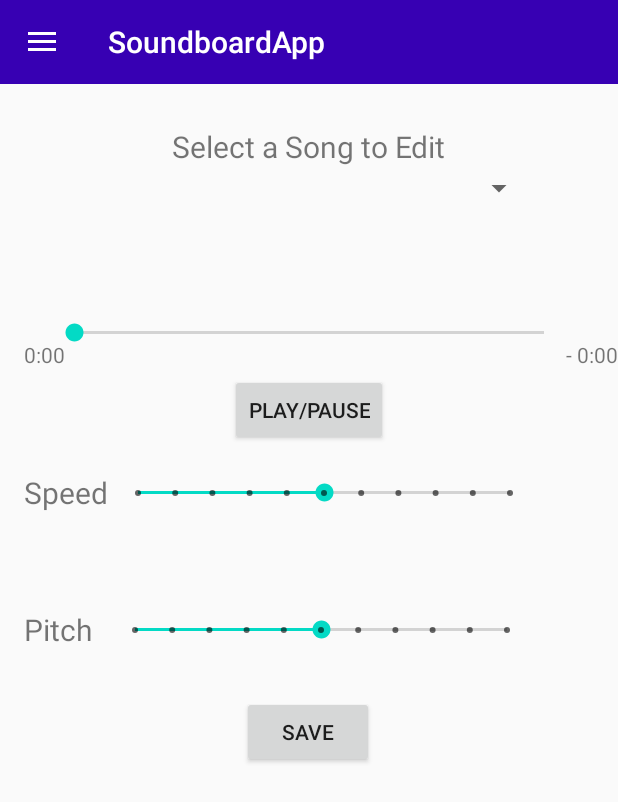
After one commit to DMIT2504/dmit2504-e01-spring2020term-courseproject-achan58, an Android app: the fragment AudioEditorFragment placed in its activity, on a phone screen of 412 x 824 dp. The commit adds this screen. Shown: the top 802 px of the screen. Run offline under Robolectric (Android 15) with nearby library versions, the phone set to English and light mode, and no system bars.

Commit message:
Implemented Audio Editor

```diff
--- a/SoundboardApp/app/build.gradle
+++ b/SoundboardApp/app/build.gradle
@@ -33,6 +33,7 @@
     implementation 'androidx.constraintlayout:constraintlayout:1.1.3'
     implementation 'androidx.legacy:legacy-support-v4:1.0.0'
     implementation 'androidx.preference:preference:1.1.1'
+    implementation 'androidx.lifecycle:lifecycle-extensions:2.2.0'
     testImplementation 'junit:junit:4.12'
     androidTestImplementation 'androidx.test.ext:junit:1.1.1'
     androidTestImplementation 'androidx.test.espresso:espresso-core:3.2.0'
--- a/SoundboardApp/app/src/main/java/ca/nait/dmit2504/soundboardapp/Audio.java
+++ b/SoundboardApp/app/src/main/java/ca/nait/dmit2504/soundboardapp/Audio.java
@@ -7,7 +7,8 @@
 
     private String name;
     private Uri audioPlayerUri;
-
+    private float speedMod;
+    private float pitchMod;
 
     public Uri getAudioPlayerUri() { return audioPlayerUri; }
 
@@ -22,4 +23,26 @@
     public void setName(String name) {
         this.name = name;
     }
+
+    public float getSpeedMod() {
+        if (speedMod == 0.0f) {
+            speedMod = 1.0f;
+        }
+        return speedMod;
+    }
+
+    public void setSpeedMod(float speedMod) {
+        this.speedMod = speedMod;
+    }
+
+    public float getPitchMod() {
+        if (pitchMod == 0.0f) {
+            pitchMod = 1.0f;
+        }
+        return pitchMod;
+    }
+
+    public void setPitchMod(float pitchMod) {
+        this.pitchMod = pitchMod;
+    }
 }
--- /dev/null
+++ b/SoundboardApp/app/src/main/java/ca/nait/dmit2504/soundboardapp/AudioEditorFragment.java
@@ -0,0 +1,253 @@
+package ca.nait.dmit2504.soundboardapp;
+
+import androidx.annotation.RequiresApi;
+import androidx.lifecycle.ViewModelProvider;
+
+import android.media.MediaPlayer;
+import android.os.Build;
+import android.os.Bundle;
+
+import androidx.annotation.NonNull;
+import androidx.annotation.Nullable;
+import androidx.fragment.app.Fragment;
+
+import android.os.Handler;
+import android.os.Message;
+import android.view.LayoutInflater;
+import android.view.View;
+import android.view.ViewGroup;
+import android.widget.AdapterView;
+import android.widget.Button;
+import android.widget.SeekBar;
+import android.widget.Spinner;
+import android.widget.TextView;
+import android.widget.Toast;
+
+import java.io.IOException;
+import java.util.ArrayList;
+import java.util.Collections;
+import java.util.List;
+
+public class AudioEditorFragment extends Fragment {
+
+    private MainActivityViewModel mMainActivityViewModel;
+    private Spinner mAudioSpinner;
+    private SeekBar mProgressSeekBar;
+    private SeekBar mSpeedSeekBar;
+    private SeekBar mPitchSeekBar;
+    private TextView mAudioNameTextView;
+    private TextView mElapsedTimeTextView;
+    private TextView mRemainingTimeTextView;
+    private Button mPlayPauseButton;
+    private Button mSaveButton;
+    private List<Audio> mAudioList;
+    private View mView;
+    private MediaPlayer mMediaPlayer;
+    private int mAudioListPosition;
+    private int mTotalPlaytime;
+    private float mSpeedMod;
+    private float mPitchMod;
+
+    public static AudioEditorFragment newInstance() {
+        return new AudioEditorFragment();
+    }
+
+    @Override
+    public View onCreateView(@NonNull LayoutInflater inflater, @Nullable ViewGroup container, @Nullable Bundle savedInstanceState) {
+        this.mView = inflater.inflate(R.layout.fragment_audio_editor, container, false);
+
+        mAudioSpinner = mView.findViewById(R.id.editor_audio_spinner);
+        mProgressSeekBar = mView.findViewById(R.id.editor_progress_seekbar);
+        mSpeedSeekBar = mView.findViewById(R.id.editor_speed_seekbar);
+        mPitchSeekBar = mView.findViewById(R.id.editor_pitch_seekbar);
+        mAudioNameTextView = mView.findViewById(R.id.editor_audioName_textview);
+        mElapsedTimeTextView = mView.findViewById(R.id.editor_elapsedTime_textview);
+        mRemainingTimeTextView = mView.findViewById(R.id.editor_remainingTime_textview);
+        mPlayPauseButton = mView.findViewById(R.id.editor_playPause_button);
+        mSaveButton = mView.findViewById(R.id.editor_save_button);
+
+        mMediaPlayer = new MediaPlayer();
+
+        if (mAudioList == null) {
+            mAudioList = new ArrayList<>();
+        }
+
+        // Audio Spinner onItemSelected
+        mAudioSpinner.setOnItemSelectedListener(new AdapterView.OnItemSelectedListener() {
+            @Override
+            public void onItemSelected(AdapterView<?> parent, View view, int position, long id) {
+                mAudioListPosition = position;
+                mAudioNameTextView.setText(mAudioList.get(position).getName());
+                if (mMediaPlayer.isPlaying()){
+                    mMediaPlayer.stop();
+                    mMediaPlayer.reset();
+                }
+                try {
+                    mMediaPlayer.setDataSource(getActivity(), mAudioList.get(position).getAudioPlayerUri());
+                    mMediaPlayer.setLooping(true);
+                    mMediaPlayer.prepareAsync();
+                    mMediaPlayer.setOnPreparedListener(mp -> {
+                        mTotalPlaytime = mMediaPlayer.getDuration();
+                        mProgressSeekBar.setMax(mTotalPlaytime);
+                        mMediaPlayer.start();
+                    });
+                } catch (IOException e) {
+                    e.printStackTrace();
+                }
+            }
+
+            @Override
+            public void onNothingSelected(AdapterView<?> parent) {
+
+            }
+        });
+
+        // Play/Pause button onClick
+        mPlayPauseButton.setOnClickListener(v -> {
+            if (mMediaPlayer.isPlaying()) {
+                mMediaPlayer.pause();
+            } else {
+               mMediaPlayer.start();
+            }
+        });
+
+        // Progress bar onChange
+        mProgressSeekBar.setOnSeekBarChangeListener(new SeekBar.OnSeekBarChangeListener() {
+            @Override
+            public void onProgressChanged(SeekBar seekBar, int progress, boolean fromUser) {
+                if (fromUser) {
+                    mMediaPlayer.seekTo(progress);
+                    mProgressSeekBar.setProgress(progress);
+                }
+            }
+
+            @Override
+            public void onStartTrackingTouch(SeekBar seekBar) {
+
+            }
+
+            @Override
+            public void onStopTrackingTouch(SeekBar seekBar) {
+
+            }
+        });
+
+        // Speed bar onChange
+        mSpeedSeekBar.setOnSeekBarChangeListener(new SeekBar.OnSeekBarChangeListener() {
+            @RequiresApi(api = Build.VERSION_CODES.M)
+            @Override
+            public void onProgressChanged(SeekBar seekBar, int progress, boolean fromUser) {
+                mSpeedMod = progress * 0.15f;
+                mMediaPlayer.setPlaybackParams(mMediaPlayer.getPlaybackParams().setSpeed(progress * 0.15f));
+            }
+
+            @Override
+            public void onStartTrackingTouch(SeekBar seekBar) {
+
+            }
+
+            @Override
+            public void onStopTrackingTouch(SeekBar seekBar) {
+
+            }
+        });
+
+        // Pitch bar onChange
+        mPitchSeekBar.setOnSeekBarChangeListener(new SeekBar.OnSeekBarChangeListener() {
+            @RequiresApi(api = Build.VERSION_CODES.M)
+            @Override
+            public void onProgressChanged(SeekBar seekBar, int progress, boolean fromUser) {
+                mPitchMod = progress * 0.15f;
+                mMediaPlayer.setPlaybackParams(mMediaPlayer.getPlaybackParams().setPitch(progress * 0.15f));
+            }
+
+            @Override
+            public void onStartTrackingTouch(SeekBar seekBar) {
+
+            }
+
+            @Override
+            public void onStopTrackingTouch(SeekBar seekBar) {
+
+            }
+        });
+
+        // Save button onClick
+        mSaveButton.setOnClickListener(v -> {
+            mAudioList.get(mAudioListPosition).setSpeedMod(mSpeedMod);
+            mAudioList.get(mAudioListPosition).setPitchMod(mPitchMod);
+            Toast.makeText(getActivity(), getText(R.string.successfully_saved_please_rebind_to_pad), Toast.LENGTH_SHORT).show();
+        });
+
+        // Thread (Update positionBar & timeLabel)
+        new Thread(() -> {
+            while (mMediaPlayer != null) {
+                try {
+                    Message msg = new Message();
+                    msg.what = mMediaPlayer.getCurrentPosition();
+                    handler.sendMessage(msg);
+                    Thread.sleep(1000);
+                } catch (InterruptedException e) {}
+            }
+        }).start();
+
+        return mView;
+    }
+
+    @Override
+    public void onViewCreated(@NonNull View view, @Nullable Bundle savedInstanceState) {
+        super.onViewCreated(view, savedInstanceState);
+        mMainActivityViewModel = new ViewModelProvider(requireActivity()).get(MainActivityViewModel.class);
+
+        mMainActivityViewModel.getAudioList().observe(getViewLifecycleOwner(), audioList -> {
+            mAudioList = audioList;
+            bindDataToAudioSpinner();
+        });
+    }
+
+    @Override
+    public void onStop() {
+        super.onStop();
+        mMediaPlayer.release();
+        mMediaPlayer = null;
+        mMainActivityViewModel.setAudioList(mAudioList);
+    }
+
+    private Handler handler = new Handler() {
+        @Override
+        public void handleMessage(Message msg) {
+            int currentPosition = msg.what;
+            // Update progress bar.
+            mProgressSeekBar.setProgress(currentPosition);
+
+            // Update Labels.
+            String elapsedTime = createTimeLabel(currentPosition);
+            mElapsedTimeTextView.setText(elapsedTime);
+
+            String remainingTime = createTimeLabel(mTotalPlaytime - currentPosition);
+            mRemainingTimeTextView.setText("- " + remainingTime);
+        }
+    };
+
+    public String createTimeLabel(int time) {
+        String timeLabel = "";
+        int min = time / 1000 / 60;
+        int sec = time / 1000 % 60;
+
+        timeLabel = min + ":";
+        if (sec < 10) timeLabel += "0";
+        timeLabel += sec;
+
+        return timeLabel;
+    }
+
+    private void bindDataToAudioSpinner() {
+        Collections.sort(mAudioList, (o1, o2) -> o1.getName().compareTo(o2.getName()));
+        AudioSpinnerAdapter audioSpinnerAdapter = new AudioSpinnerAdapter(
+                getActivity(),
+                android.R.layout.simple_spinner_item,
+                mAudioList
+        );
+        mAudioSpinner.setAdapter(audioSpinnerAdapter);
+    }
+}
--- a/SoundboardApp/app/src/main/java/ca/nait/dmit2504/soundboardapp/HomeFragment.java
+++ b/SoundboardApp/app/src/main/java/ca/nait/dmit2504/soundboardapp/HomeFragment.java
@@ -3,6 +3,7 @@
 import android.content.res.AssetFileDescriptor;
 import android.media.MediaPlayer;
 import android.net.Uri;
+import android.os.Build;
 import android.os.Bundle;
 
 import androidx.annotation.NonNull;
@@ -122,6 +123,8 @@
                                     assetFileDescriptor.getFileDescriptor(),
                                     assetFileDescriptor.getStartOffset(),
                                     assetFileDescriptor.getLength());
+                            mediaPlayer.prepareAsync();
+                            pad.setPadPlayer(mediaPlayer);
                         } catch (IOException e) {
                             e.printStackTrace();
                         }
@@ -130,12 +133,16 @@
                         uri = pad.getPadPlayerUri();
                         try {
                             mediaPlayer.setDataSource(getActivity(), uri);
+                            mediaPlayer.prepareAsync();
+                            if (Build.VERSION.SDK_INT >= Build.VERSION_CODES.M) {
+                                mediaPlayer.setPlaybackParams(mediaPlayer.getPlaybackParams().setSpeed(pad.getSpeedMod()));
+                                mediaPlayer.setPlaybackParams(mediaPlayer.getPlaybackParams().setPitch(pad.getPitchMod()));
+                            }
+                            pad.setPadPlayer(mediaPlayer);
                         } catch (IOException e) {
                             e.printStackTrace();
                         }
                     }
-                    mediaPlayer.prepareAsync();
-                    pad.setPadPlayer(mediaPlayer);
                 } else {
                     // else set MediaPlayer to null
                     pad.setPadPlayer(null);
--- a/SoundboardApp/app/src/main/java/ca/nait/dmit2504/soundboardapp/MainActivity.java
+++ b/SoundboardApp/app/src/main/java/ca/nait/dmit2504/soundboardapp/MainActivity.java
@@ -55,6 +55,9 @@
                         break;
                     case R.id.nav_files_fragment:
                         fragmentClass = SetupFragment.class;
+                        break;
+                    case R.id.nav_editor_fragment:
+                        fragmentClass = AudioEditorFragment.class;
                         break;
                     default:
                         fragmentClass = HomeFragment.class;
--- a/SoundboardApp/app/src/main/java/ca/nait/dmit2504/soundboardapp/Pad.java
+++ b/SoundboardApp/app/src/main/java/ca/nait/dmit2504/soundboardapp/Pad.java
@@ -13,6 +13,8 @@
     private MediaPlayer padPlayer;
     private boolean defaultAudio;
     private AssetFileDescriptor defaultAudioAssetFileDescriptor;
+    private float speedMod;
+    private float pitchMod;
 
     public boolean isActive() { return active; }
 
@@ -51,4 +53,20 @@
     public void setDefaultAudioAssetFileDescriptor(AssetFileDescriptor defaultAudioAssetFileDescriptor) {
         this.defaultAudioAssetFileDescriptor = defaultAudioAssetFileDescriptor;
     }
+
+    public float getSpeedMod() {
+        return speedMod;
+    }
+
+    public void setSpeedMod(float speedMod) {
+        this.speedMod = speedMod;
+    }
+
+    public float getPitchMod() {
+        return pitchMod;
+    }
+
+    public void setPitchMod(float pitchMod) {
+        this.pitchMod = pitchMod;
+    }
 }
--- a/SoundboardApp/app/src/main/java/ca/nait/dmit2504/soundboardapp/SetupFragment.java
+++ b/SoundboardApp/app/src/main/java/ca/nait/dmit2504/soundboardapp/SetupFragment.java
@@ -114,6 +114,8 @@
                 int audioPosition = mAudioSpinner.getSelectedItemPosition();
                 pad.setActive(true);
                 pad.setPadPlayerUri(mAudioList.get(audioPosition).getAudioPlayerUri());
+                pad.setSpeedMod(mAudioList.get(audioPosition).getSpeedMod());
+                pad.setPitchMod(mAudioList.get(audioPosition).getPitchMod());
             }
             // By replacing the pad in the List<Pad>, we don't need to worry about if it contained default audio values
             mPadList.set(padPosition, pad);
--- /dev/null
+++ b/SoundboardApp/app/src/main/res/layout/fragment_audio_editor.xml
@@ -0,0 +1,151 @@
+<?xml version="1.0" encoding="utf-8"?>
+<FrameLayout xmlns:android="http://schemas.android.com/apk/res/android"
+    xmlns:app="http://schemas.android.com/apk/res-auto"
+    xmlns:tools="http://schemas.android.com/tools"
+    android:layout_width="match_parent"
+    android:layout_height="match_parent"
+    tools:context=".AudioEditorFragment">
+
+    <androidx.constraintlayout.widget.ConstraintLayout
+        android:layout_width="match_parent"
+        android:layout_height="match_parent">
+
+        <TextView
+            android:id="@+id/editor_pitch_textview"
+            android:layout_width="wrap_content"
+            android:layout_height="wrap_content"
+            android:layout_marginStart="16dp"
+            android:layout_marginTop="64dp"
+            android:text="@string/pitch"
+            android:textSize="20sp"
+            app:layout_constraintStart_toStartOf="parent"
+            app:layout_constraintTop_toBottomOf="@+id/editor_speed_textview" />
+
+        <TextView
+            android:id="@+id/textView8"
+            android:layout_width="wrap_content"
+            android:layout_height="wrap_content"
+            android:layout_marginTop="28dp"
+            android:text="@string/select_a_song_to_edit"
+            android:textSize="20sp"
+            app:layout_constraintEnd_toEndOf="parent"
+            app:layout_constraintHorizontal_bias="0.5"
+            app:layout_constraintStart_toStartOf="parent"
+            app:layout_constraintTop_toTopOf="parent" />
+
+        <Spinner
+            android:id="@+id/editor_audio_spinner"
+            android:layout_width="301dp"
+            android:layout_height="28dp"
+            app:layout_constraintEnd_toEndOf="parent"
+            app:layout_constraintHorizontal_bias="0.5"
+            app:layout_constraintStart_toStartOf="parent"
+            app:layout_constraintTop_toBottomOf="@+id/textView8" />
+
+        <TextView
+            android:id="@+id/editor_audioName_textview"
+            android:layout_width="wrap_content"
+            android:layout_height="wrap_content"
+            android:layout_marginStart="16dp"
+            android:layout_marginTop="32dp"
+            android:layout_marginEnd="16dp"
+            android:textSize="20sp"
+            app:layout_constraintEnd_toEndOf="parent"
+            app:layout_constraintHorizontal_bias="0.498"
+            app:layout_constraintStart_toStartOf="parent"
+            app:layout_constraintTop_toBottomOf="@+id/editor_audio_spinner"
+            tools:text="@string/audio_file_name" />
+
+        <TextView
+            android:id="@+id/editor_speed_textview"
+            android:layout_width="wrap_content"
+            android:layout_height="wrap_content"
+            android:layout_marginStart="16dp"
+            android:layout_marginTop="17dp"
+            android:text="@string/speed"
+            android:textSize="20sp"
+            app:layout_constraintStart_toStartOf="parent"
+            app:layout_constraintTop_toBottomOf="@+id/editor_playPause_button" />
+
+
+        <SeekBar
+            android:id="@+id/editor_speed_seekbar"
+            style="@style/Widget.AppCompat.SeekBar.Discrete"
+            android:layout_width="280dp"
+            android:layout_height="47dp"
+            android:layout_marginStart="4dp"
+            android:layout_marginTop="8dp"
+            android:max="10"
+            android:progress="5"
+            app:layout_constraintStart_toEndOf="@+id/editor_speed_textview"
+            app:layout_constraintTop_toBottomOf="@+id/editor_playPause_button" />
+
+        <SeekBar
+            android:id="@+id/editor_pitch_seekbar"
+            style="@style/Widget.AppCompat.SeekBar.Discrete"
+            android:layout_width="280dp"
+            android:layout_height="47dp"
+            android:layout_marginStart="12dp"
+            android:layout_marginTop="44dp"
+            android:max="10"
+            android:progress="5"
+            app:layout_constraintStart_toEndOf="@+id/editor_pitch_textview"
+            app:layout_constraintTop_toBottomOf="@+id/editor_speed_seekbar" />
+
+        <SeekBar
+            android:id="@+id/editor_progress_seekbar"
+            android:layout_width="345dp"
+            android:layout_height="47dp"
+            app:layout_constraintEnd_toEndOf="parent"
+            app:layout_constraintStart_toStartOf="parent"
+            app:layout_constraintTop_toBottomOf="@+id/editor_audioName_textview" />
+
+        <Button
+            android:id="@+id/editor_save_button"
+            android:layout_width="wrap_content"
+            android:layout_height="wrap_content"
+            android:layout_marginTop="20dp"
+            android:text="@string/save"
+            app:layout_constraintEnd_toEndOf="parent"
+            app:layout_constraintHorizontal_bias="0.498"
+            app:layout_constraintStart_toStartOf="parent"
+            app:layout_constraintTop_toBottomOf="@+id/editor_pitch_seekbar" />
+
+        <Button
+            android:id="@+id/editor_playPause_button"
+            android:layout_width="wrap_content"
+            android:layout_height="wrap_content"
+            android:layout_marginTop="3dp"
+            android:text="@string/play_pause"
+            app:layout_constraintEnd_toEndOf="parent"
+            app:layout_constraintHorizontal_bias="0.5"
+            app:layout_constraintStart_toStartOf="parent"
+            app:layout_constraintTop_toBottomOf="@+id/editor_progress_seekbar" />
+
+        <TextView
+            android:id="@+id/editor_elapsedTime_textview"
+            android:layout_width="wrap_content"
+            android:layout_height="wrap_content"
+            android:layout_marginStart="16dp"
+            android:layout_marginTop="28dp"
+            app:layout_constraintEnd_toStartOf="@+id/editor_remainingTime_textview"
+            app:layout_constraintHorizontal_bias="0.5"
+            app:layout_constraintHorizontal_chainStyle="spread_inside"
+            app:layout_constraintStart_toStartOf="parent"
+            app:layout_constraintTop_toBottomOf="@+id/editor_audioName_textview"
+            tools:text="@string/elapsed_time" />
+
+        <TextView
+            android:id="@+id/editor_remainingTime_textview"
+            android:layout_width="wrap_content"
+            android:layout_height="wrap_content"
+            android:layout_marginStart="208dp"
+            android:layout_marginTop="28dp"
+            app:layout_constraintEnd_toEndOf="parent"
+            app:layout_constraintHorizontal_bias="0.5"
+            app:layout_constraintStart_toEndOf="@+id/editor_elapsedTime_textview"
+            app:layout_constraintTop_toBottomOf="@+id/editor_audioName_textview"
+            tools:text="@string/remaining_time" />
+
+    </androidx.constraintlayout.widget.ConstraintLayout>
+</FrameLayout>
--- a/SoundboardApp/app/src/main/res/menu/drawer_menu.xml
+++ b/SoundboardApp/app/src/main/res/menu/drawer_menu.xml
@@ -7,5 +7,8 @@
         <item
             android:id="@+id/nav_files_fragment"
             android:title="@string/setup"/>
+        <item
+            android:id="@+id/nav_editor_fragment"
+            android:title="@string/audio_editor"/>
     </group>
 </menu>
--- a/SoundboardApp/app/src/main/res/values/strings.xml
+++ b/SoundboardApp/app/src/main/res/values/strings.xml
@@ -52,4 +52,14 @@
     <string name="audio_spinner_item">audio_spinner_item</string>
     <string name="audio_and_pad_bound">Audio and pad bound</string>
     <string name="this_file_already_exists">This file already exists.</string>
+    <string name="audio_editor">Audio Editor</string>
+    <string name="audio_file_name">Audio File Name</string>
+    <string name="speed">Speed</string>
+    <string name="pitch">Pitch</string>
+    <string name="select_a_song_to_edit">Select a Song to Edit</string>
+    <string name="save">save</string>
+    <string name="play_pause">Play/Pause</string>
+    <string name="elapsed_time">Elapsed Time</string>
+    <string name="remaining_time">Remaining Time</string>
+    <string name="successfully_saved_please_rebind_to_pad">Successfully saved, please rebind to pad</string>
 </resources>
```
